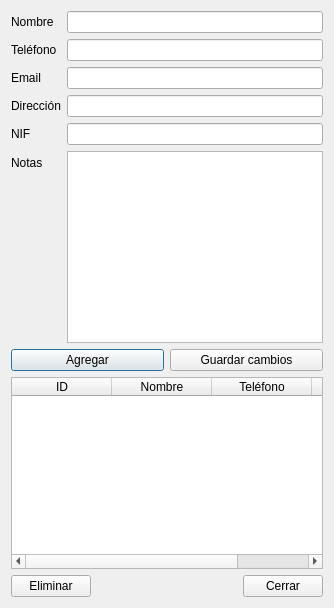
Old version of the form app/ui/clientes.ui in the repository galdotech/app_mateo.
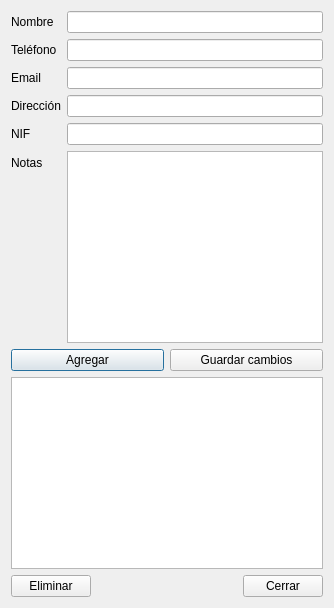
New version of the form.

Commit message: Use QTableView for model-backed tables

What changed in the file:
```diff
--- a/app/ui/clientes.ui
+++ b/app/ui/clientes.ui
@@ -89,36 +89,13 @@
     </layout>
    </item>
    <item>
-    <widget class="QTableWidget" name="tableClientes">
-     <property name="columnCount">
-      <number>4</number>
-     </property>
+    <widget class="QTableView" name="tableClientes">
      <property name="selectionBehavior">
       <enum>QAbstractItemView::SelectRows</enum>
      </property>
      <property name="editTriggers">
       <set>QAbstractItemView::NoEditTriggers</set>
      </property>
-     <column>
-      <property name="text">
-       <string>ID</string>
-      </property>
-     </column>
-     <column>
-      <property name="text">
-       <string>Nombre</string>
-      </property>
-     </column>
-     <column>
-      <property name="text">
-       <string>Teléfono</string>
-      </property>
-     </column>
-     <column>
-      <property name="text">
-       <string>Email</string>
-      </property>
-     </column>
     </widget>
    </item>
    <item>
```
The commit also changes 5 other files.
